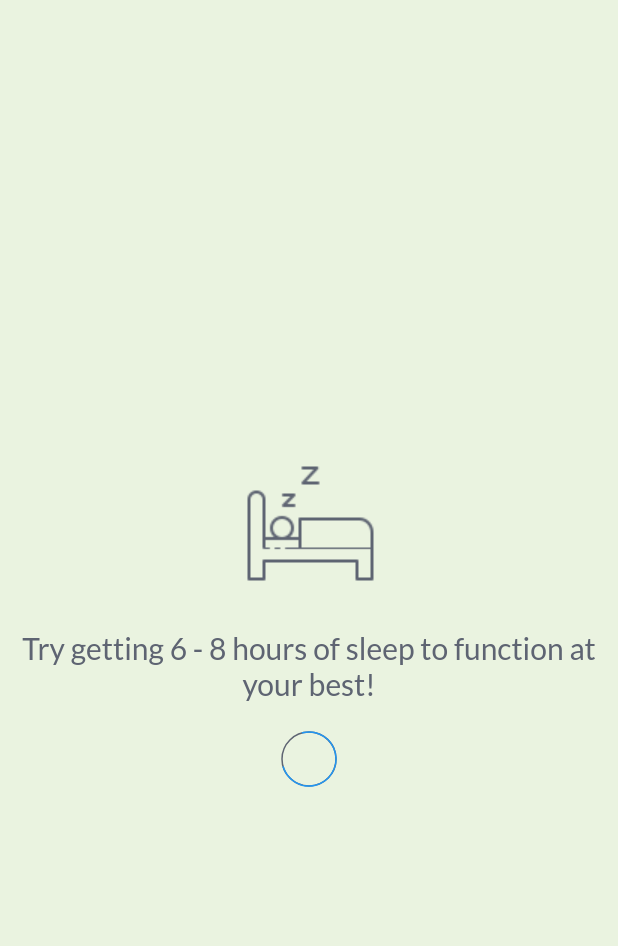
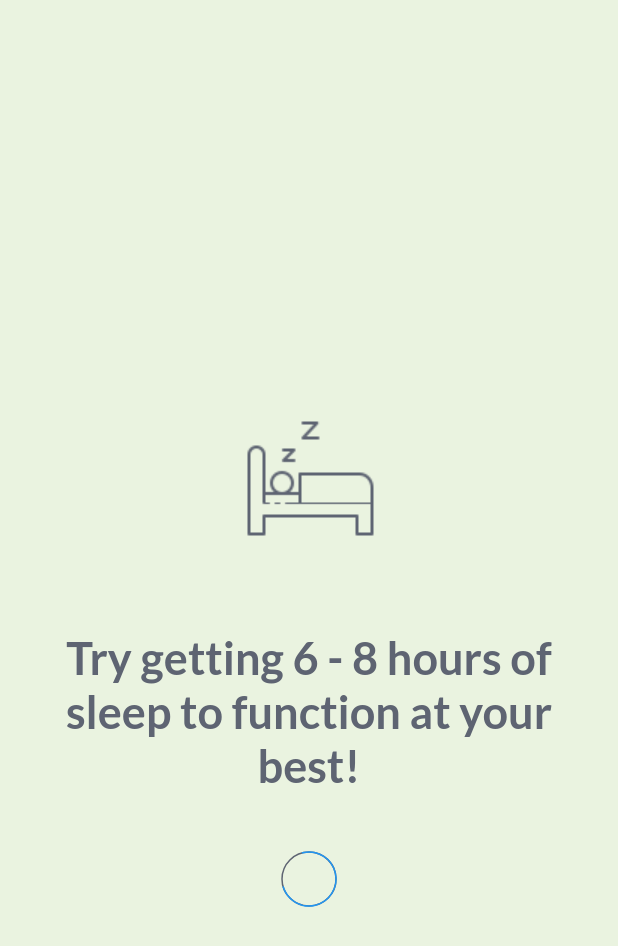
Before and after one commit to charlieupupup/590, a Flutter app: the LoadingScreen screen opened directly, on a phone screen of 412 x 824 dp. Shown: the top 946 px of the screen. Run offline on Flutter 3.47's test engine with Material 2 defaults, Android fonts, the phone set to English and light mode, and no system bars; our stand-ins replace auto_size_text, flutter_calendar_carousel, flutter_datetime_picker, flutter_local_notifications, google_fonts, rxdart; statements that could not run were skipped.

Commit message:
Update to loading screen UI

```diff
--- a/schedule_hack/lib/LoadingScreen.dart
+++ b/schedule_hack/lib/LoadingScreen.dart
@@ -19,15 +19,19 @@ class _LoadingScreenState extends State<LoadingScreen> {
   dynamic imageResponse;
   String inspirationString;
 
-  _LoadingScreenState(){
-    list.add("Take time to practice deep breathing while we build your schedule");
+  _LoadingScreenState() {
+    list.add(
+        "Take time to practice deep breathing while we build your schedule");
     list.add("Try getting 6 - 8 hours of sleep to function at your best!");
     list.add("Daily exercise can help relieve stress and make you feel better");
-    list.add("Staying hydrated helps you to learn and retain information. Try drinking 13 cups a day!");
-    imageList.add(Image.asset("images/meditation.png"));
-    imageList.add(Image.asset("images/sleepingbed.png"));
-    imageList.add(Image.asset("images/running.png"));
-    imageList.add(Image.asset("images/water.png"));
+    list.add(
+        "Staying hydrated helps you to learn and retain information. Try drinking 13 cups a day!");
+    imageList
+        .add(Image.asset("images/meditation.png", height: 200, width: 200));
+    imageList
+        .add(Image.asset("images/sleepingbed.png", height: 200, width: 200));
+    imageList.add(Image.asset("images/running.png", height: 200, width: 200));
+    imageList.add(Image.asset("images/water.png", height: 200, width: 200));
     randomInspiration();
   }
   @override
@@ -44,19 +48,24 @@ class _LoadingScreenState extends State<LoadingScreen> {
           mainAxisAlignment: MainAxisAlignment.center,
           children: <Widget>[
             Container(
-              child: this.imageResponse,//Image.asset(this.imageString),
+              child: this.imageResponse,
             ),
-            Padding(padding: EdgeInsets.only(top: 20.0)),
-            Text(
-              this.inspirationString,
-             // "Loading",
-              style: TextStyle(
-                  fontSize: 20.0,
-                  color: colorBlackCoral
-              ),
-              textAlign: TextAlign.center,
-            ),
-            Padding(padding: EdgeInsets.only(top: 20.0)),
+            //Padding(padding: EdgeInsets.only(top: 20.0)),
+            Padding(
+                padding: EdgeInsets.only(
+                    left: 20.0,
+                    right: 20.0
+                ),
+                child: Text(
+                  this.inspirationString,
+                  // "Loading",
+                  style: TextStyle(
+                      fontSize: 30.0,
+                      fontWeight: FontWeight.bold,
+                      color: colorBlackCoral),
+                  textAlign: TextAlign.center,
+                )),
+            Padding(padding: EdgeInsets.only(top: 40.0)),
             CircularProgressIndicator(
               backgroundColor: colorBlackCoral,
               strokeWidth: 1,
@@ -71,14 +80,13 @@ class _LoadingScreenState extends State<LoadingScreen> {
     var duration = new Duration(seconds: 6);
     return new Timer(duration, route);
   }
+
   route() {
-    Navigator.pushReplacement(context, MaterialPageRoute(
-        builder: (context) => Home(0)
-    )
-    );
+    Navigator.pushReplacement(
+        context, MaterialPageRoute(builder: (context) => Home(0)));
   }
 
-  randomInspiration(){
+  randomInspiration() {
     Random random = new Random();
     int randomNumber = random.nextInt(3);
     this.inspirationString = this.list[randomNumber];
```
